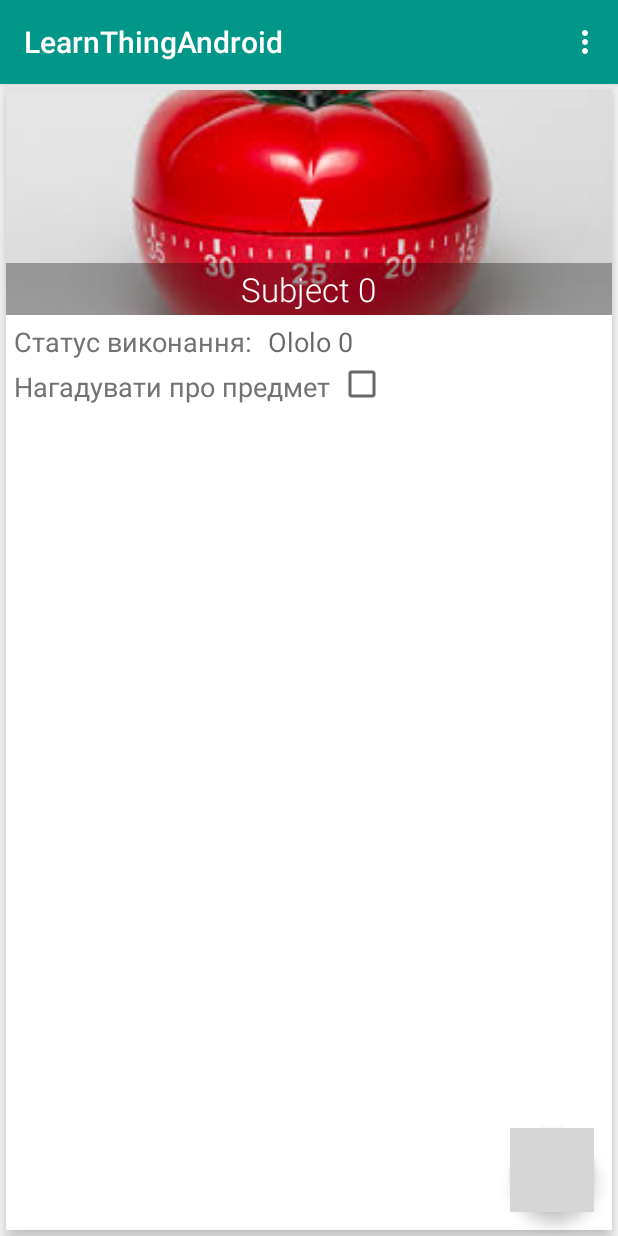
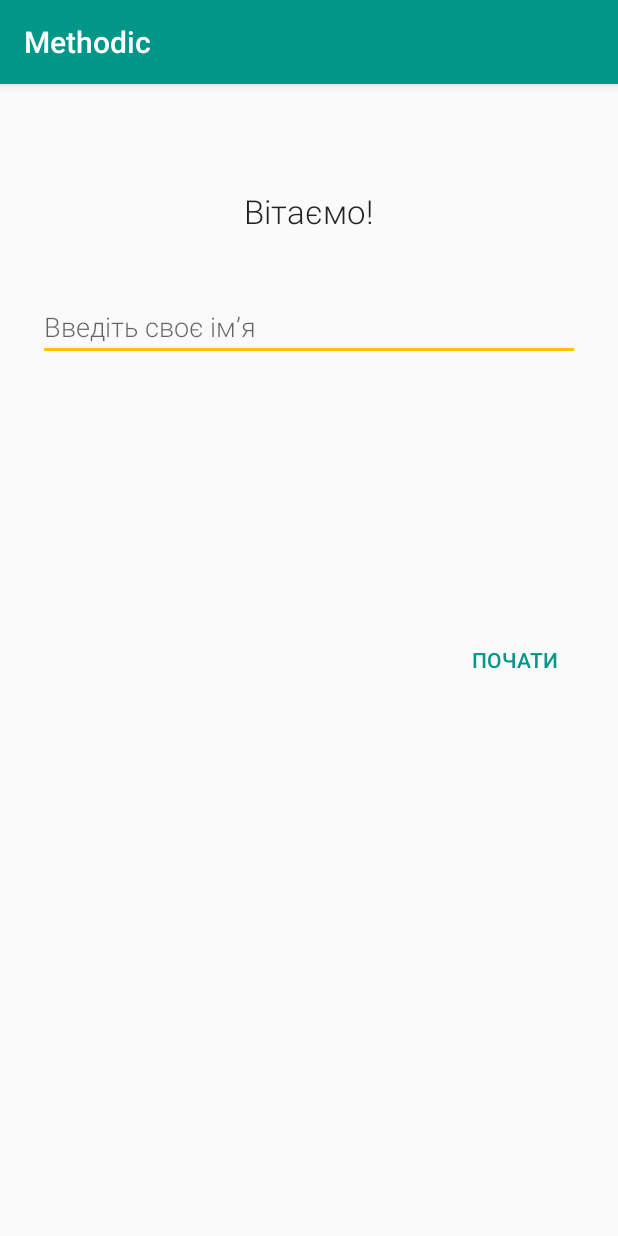
Before and after one commit to crosshp/LearnThingAndroid, an Android app: the screen it shows after launch (MainActivity before the commit, HelloActivity after it), on a phone screen of 412 x 824 dp. Run offline under Robolectric (Android 15) with nearby library versions, the phone set to English and light mode, and no system bars; grey boxes are pictures that could not be loaded.

Commit message:
Начальное активити

```diff
--- /dev/null
+++ b/app/src/main/java/com/learn_thing/learnthingandroid/Activity/HelloActivity.java
@@ -0,0 +1,61 @@
+package com.learn_thing.learnthingandroid.Activity;
+
+import android.content.Intent;
+import android.content.SharedPreferences;
+import android.os.Bundle;
+import android.support.v7.app.AppCompatActivity;
+import android.view.View;
+import android.widget.Button;
+import android.widget.EditText;
+import android.widget.Toast;
+
+import com.learn_thing.learnthingandroid.R;
+
+
+public class HelloActivity extends AppCompatActivity {
+    Button button = null;
+    static String NAME = "name";
+    EditText editText = null;
+    HelloActivity activity = this;
+    String MY_PREFS_NAME = "name_preferences";
+
+    @Override
+    protected void onCreate(Bundle savedInstanceState) {
+        super.onCreate(savedInstanceState);
+        setContentView(R.layout.hello_layout);
+        String nameBySP = getName();
+        if (nameBySP != null) {
+            Intent intent = new Intent(activity, MainActivity.class);
+            intent.putExtra(NAME, nameBySP);
+            activity.startActivity(intent);
+        } else {
+            button = (Button) findViewById(R.id.startButton);
+            editText = (EditText) findViewById(R.id.nameEdit);
+            button.setOnClickListener(new View.OnClickListener() {
+                @Override
+                public void onClick(View v) {
+                    String name = editText.getText().toString();
+                    if (name.length() != 0) {
+                        Intent intent = new Intent(activity, MainActivity.class);
+                        intent.putExtra(NAME, name);
+                        SharedPreferences.Editor editor = getSharedPreferences(MY_PREFS_NAME, MODE_PRIVATE).edit();
+                        editor.putString("name", name);
+                        editor.commit();
+                        activity.startActivity(intent);
+
+                    } else {
+                        Toast.makeText(activity, "Введіть своє ім’я!", Toast.LENGTH_SHORT).show();
+                    }
+
+                }
+            });
+        }
+    }
+
+    public String getName() {
+        String name = null;
+        SharedPreferences prefs = getSharedPreferences(MY_PREFS_NAME, MODE_PRIVATE);
+        name = prefs.getString("name", null);
+        return name;
+    }
+}
--- a/app/src/main/java/com/learn_thing/learnthingandroid/Activity/SubjectCardAdapter.java
+++ b/app/src/main/java/com/learn_thing/learnthingandroid/Activity/SubjectCardAdapter.java
@@ -70,7 +70,7 @@ public class SubjectCardAdapter extends RecyclerView.Adapter<SubjectCardAdapter.
         personViewHolder.name.setText("Subject " + i);
         personViewHolder.statusValue.setText("Ololo " + i);
         personViewHolder.checkBox.setChecked(false);
-        try (InputStream is = view.getContext().getResources().getAssets().open("pomadoro.jpg")) {
+        try (InputStream is = view.getContext().getResources().getAssets().open("ocean.png")) {
             Bitmap bitmapFactory = BitmapFactory.decodeStream(is);
             personViewHolder.imageView.setImageBitmap(bitmapFactory);
         } catch (IOException e) {
--- /dev/null
+++ b/app/src/main/res/layout/hello_layout.xml
@@ -0,0 +1,41 @@
+<?xml version="1.0" encoding="utf-8"?>
+<RelativeLayout xmlns:android="http://schemas.android.com/apk/res/android"
+    android:orientation="vertical" android:layout_width="match_parent"
+    android:layout_height="match_parent">
+
+    <TextView
+        android:layout_width="wrap_content"
+        android:layout_height="wrap_content"
+        android:fontFamily="sans-serif-light"
+        android:textAppearance="?android:attr/textAppearanceLarge"
+        android:text="@string/hello"
+        android:id="@+id/helloTextView"
+        android:layout_gravity="center_horizontal"
+        android:layout_alignParentTop="true"
+        android:layout_centerHorizontal="true"
+        android:layout_marginTop="70dp" />
+
+    <EditText
+        android:layout_width="match_parent"
+        android:layout_height="wrap_content"
+        android:fontFamily="sans-serif-light"
+        android:inputType="textPersonName"
+        android:hint="@string/write_the_name"
+        android:ems="10"
+        android:id="@+id/nameEdit"
+        android:layout_below="@+id/helloTextView"
+        android:layout_centerHorizontal="true"
+        android:layout_marginTop="40dp"
+        android:layout_marginLeft="25dp"
+        android:layout_marginRight="25dp" />
+    <Button
+
+        android:id="@+id/startButton"
+        style="?android:attr/borderlessButtonStyle"
+        android:layout_width="wrap_content"
+        android:layout_height="wrap_content"
+        android:text="@string/start"
+        android:textColor="?attr/colorPrimary"
+        android:layout_centerVertical="true"
+        android:layout_alignEnd="@+id/nameEdit" />
+</RelativeLayout>
--- a/app/src/main/res/values/strings.xml
+++ b/app/src/main/res/values/strings.xml
@@ -1,5 +1,5 @@
 <resources>
-    <string name="app_name">LearnThingAndroid</string>
+    <string name="app_name">Methodic</string>
     <string name="action_settings">Settings</string>
     <string name="test">Тестове питання?</string>
     <string name="next">Наступне</string>
@@ -8,4 +8,9 @@
     <string name="status">Статус виконання:</string>
     <string name="process">В процесі</string>
     <string name="remind">Нагадувати про предмет</string>
+    <string name="img_attr">imageAttr</string>
+    <string name="methodic">Методика:</string>
+    <string name="hello">Вітаємо!</string>
+    <string name="write_the_name">Введіть своє ім’я</string>
+    <string name="start">Почати</string>
 </resources>
```
Also changed, not shown: app/src/main/AndroidManifest.xml (+7 -4 lines), app/src/main/java/com/learn_thing/learnthingandroid/Activity/MainActivity.java (+9 -0 lines), app/src/main/java/com/learn_thing/learnthingandroid/Activity/TestActivity.java (+11 -2 lines), app/src/main/res/layout/predmet_card.xml (+38 -12 lines).
